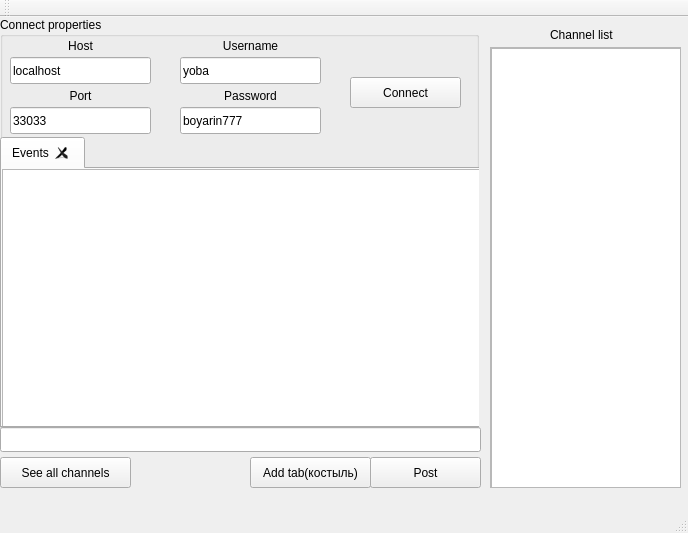
Before: the Qt Designer form chatwindow.ui in group93492/chat-client, drawn with Qt 5.
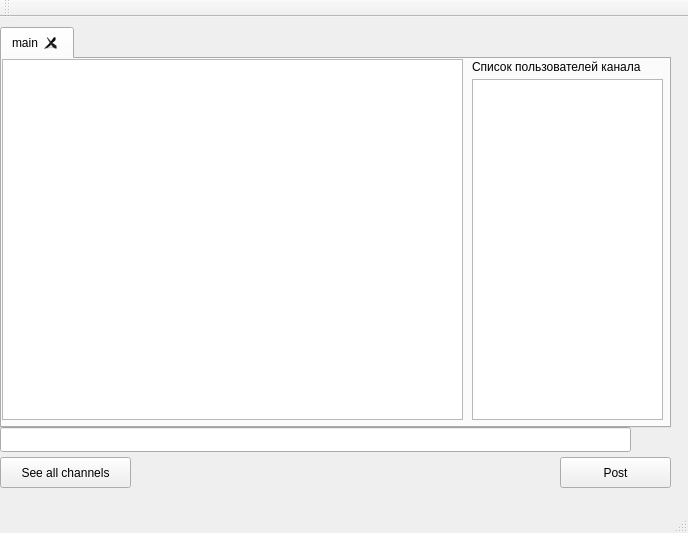
After: the same form once the commit is applied.

What changed in the file:
```diff
--- a/chatwindow.ui
+++ b/chatwindow.ui
@@ -35,7 +35,7 @@
    <widget class="QPushButton" name="postButton">
     <property name="geometry">
      <rect>
-      <x>370</x>
+      <x>560</x>
       <y>440</y>
       <width>111</width>
       <height>31</height>
@@ -51,68 +51,6 @@
      <string>Post</string>
     </property>
    </widget>
-   <widget class="QPushButton" name="pushButton">
-    <property name="geometry">
-     <rect>
-      <x>250</x>
-      <y>440</y>
-      <width>121</width>
-      <height>31</height>
-     </rect>
-    </property>
-    <property name="text">
-     <string>Add tab(костыль)</string>
-    </property>
-   </widget>
-   <widget class="QLabel" name="label">
-    <property name="geometry">
-     <rect>
-      <x>550</x>
-      <y>10</y>
-      <width>71</width>
-      <height>16</height>
-     </rect>
-    </property>
-    <property name="text">
-     <string>Channel list</string>
-    </property>
-   </widget>
-   <widget class="QScrollArea" name="scrollArea">
-    <property name="geometry">
-     <rect>
-      <x>490</x>
-      <y>30</y>
-      <width>191</width>
-      <height>441</height>
-     </rect>
-    </property>
-    <property name="horizontalScrollBarPolicy">
-     <enum>Qt::ScrollBarAlwaysOff</enum>
-    </property>
-    <property name="widgetResizable">
-     <bool>true</bool>
-    </property>
-    <widget class="QWidget" name="scrollAreaWidgetContents">
-     <property name="geometry">
-      <rect>
-       <x>0</x>
-       <y>0</y>
-       <width>189</width>
-       <height>439</height>
-      </rect>
-     </property>
-     <widget class="QListView" name="listView">
-      <property name="geometry">
-       <rect>
-        <x>0</x>
-        <y>0</y>
-        <width>191</width>
-        <height>441</height>
-       </rect>
-      </property>
-     </widget>
-    </widget>
-   </widget>
    <widget class="QPushButton" name="pushButton_2">
     <property name="geometry">
      <rect>
@@ -126,154 +64,26 @@
      <string>See all channels</string>
     </property>
    </widget>
-   <widget class="QGroupBox" name="connectPropsGB">
+   <widget class="QLineEdit" name="messageEdit">
+    <property name="enabled">
+     <bool>true</bool>
+    </property>
     <property name="geometry">
      <rect>
       <x>0</x>
-      <y>0</y>
-      <width>479</width>
-      <height>411</height>
+      <y>410</y>
+      <width>631</width>
+      <height>25</height>
      </rect>
-    </property>
-    <property name="title">
-     <string>Connect properties</string>
-    </property>
-    <widget class="QPushButton" name="connectButton">
-     <property name="geometry">
-      <rect>
-       <x>350</x>
-       <y>60</y>
-       <width>111</width>
-       <height>31</height>
-      </rect>
-     </property>
-     <property name="text">
-      <string>Connect</string>
-     </property>
-    </widget>
-    <widget class="QLineEdit" name="hostEdit">
-     <property name="geometry">
-      <rect>
-       <x>10</x>
-       <y>40</y>
-       <width>141</width>
-       <height>27</height>
-      </rect>
-     </property>
-     <property name="text">
-      <string>localhost</string>
-     </property>
-    </widget>
-    <widget class="QLineEdit" name="portEdit">
-     <property name="geometry">
-      <rect>
-       <x>10</x>
-       <y>90</y>
-       <width>141</width>
-       <height>27</height>
-      </rect>
-     </property>
-     <property name="text">
-      <string>33033</string>
-     </property>
-    </widget>
-    <widget class="QLineEdit" name="usernameEdit">
-     <property name="geometry">
-      <rect>
-       <x>180</x>
-       <y>40</y>
-       <width>141</width>
-       <height>27</height>
-      </rect>
-     </property>
-     <property name="text">
-      <string>yoba</string>
-     </property>
-    </widget>
-    <widget class="QLineEdit" name="passwordEdit">
-     <property name="geometry">
-      <rect>
-       <x>180</x>
-       <y>90</y>
-       <width>141</width>
-       <height>27</height>
-      </rect>
-     </property>
-     <property name="text">
-      <string>boyarin777</string>
-     </property>
-    </widget>
-    <widget class="QLabel" name="hostLbl">
-     <property name="geometry">
-      <rect>
-       <x>10</x>
-       <y>20</y>
-       <width>141</width>
-       <height>17</height>
-      </rect>
-     </property>
-     <property name="text">
-      <string>Host</string>
-     </property>
-     <property name="alignment">
-      <set>Qt::AlignCenter</set>
-     </property>
-    </widget>
-    <widget class="QLabel" name="portLbl">
-     <property name="geometry">
-      <rect>
-       <x>10</x>
-       <y>70</y>
-       <width>141</width>
-       <height>17</height>
-      </rect>
-     </property>
-     <property name="text">
-      <string>Port</string>
-     </property>
-     <property name="alignment">
-      <set>Qt::AlignCenter</set>
-     </property>
-    </widget>
-    <widget class="QLabel" name="usernameLbl">
-     <property name="geometry">
-      <rect>
-       <x>180</x>
-       <y>20</y>
-       <width>141</width>
-       <height>17</height>
-      </rect>
-     </property>
-     <property name="text">
-      <string>Username</string>
-     </property>
-     <property name="alignment">
-      <set>Qt::AlignCenter</set>
-     </property>
-    </widget>
-    <widget class="QLabel" name="passwordLbl">
-     <property name="geometry">
-      <rect>
-       <x>180</x>
-       <y>70</y>
-       <width>141</width>
-       <height>17</height>
-      </rect>
-     </property>
-     <property name="text">
-      <string>Password</string>
-     </property>
-     <property name="alignment">
-      <set>Qt::AlignCenter</set>
      </property>
     </widget>
     <widget class="QTabWidget" name="tabWidget">
      <property name="geometry">
       <rect>
        <x>0</x>
-       <y>120</y>
-       <width>481</width>
-       <height>291</height>
+      <y>10</y>
+      <width>671</width>
+      <height>401</height>
       </rect>
      </property>
      <property name="locale">
@@ -299,30 +109,42 @@
      </property>
      <widget class="QWidget" name="tab">
       <attribute name="title">
-       <string>Events</string>
+      <string>main</string>
       </attribute>
       <widget class="QTextEdit" name="ChatBrowser">
        <property name="geometry">
         <rect>
          <x>0</x>
          <y>0</y>
-         <width>481</width>
-         <height>261</height>
+        <width>461</width>
+        <height>361</height>
         </rect>
        </property>
       </widget>
+     <widget class="QListView" name="listView">
+      <property name="geometry">
+       <rect>
+        <x>470</x>
+        <y>20</y>
+        <width>191</width>
+        <height>341</height>
+       </rect>
+      </property>
      </widget>
-    </widget>
-   </widget>
-   <widget class="QLineEdit" name="messageEdit">
+     <widget class="QLabel" name="label">
     <property name="geometry">
      <rect>
-      <x>0</x>
-      <y>410</y>
-      <width>481</width>
-      <height>25</height>
-     </rect>
-    </property>
+        <x>470</x>
+        <y>0</y>
+        <width>191</width>
+        <height>16</height>
+       </rect>
+      </property>
+      <property name="text">
+       <string>Список пользователей канала</string>
+      </property>
+     </widget>
+    </widget>
    </widget>
   </widget>
   <widget class="QMenuBar" name="menuBar">
```
Left out of the diff: 7 changed lines with no effect on the pictures. Lines whose indentation alone changed are shown as unchanged.
